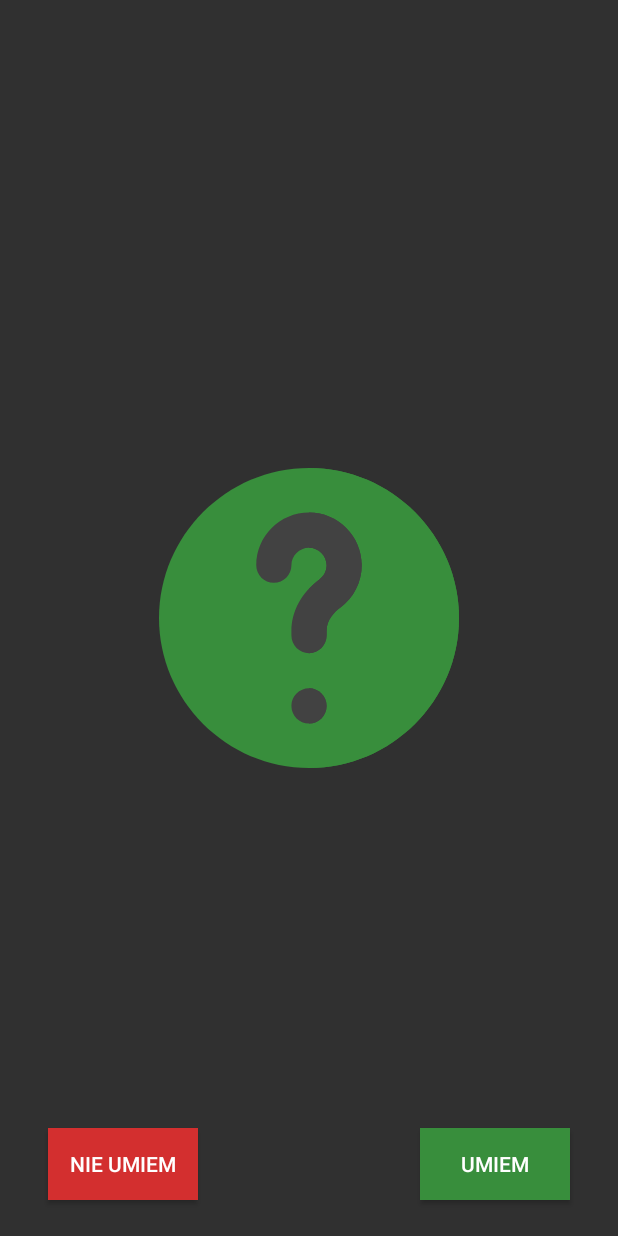
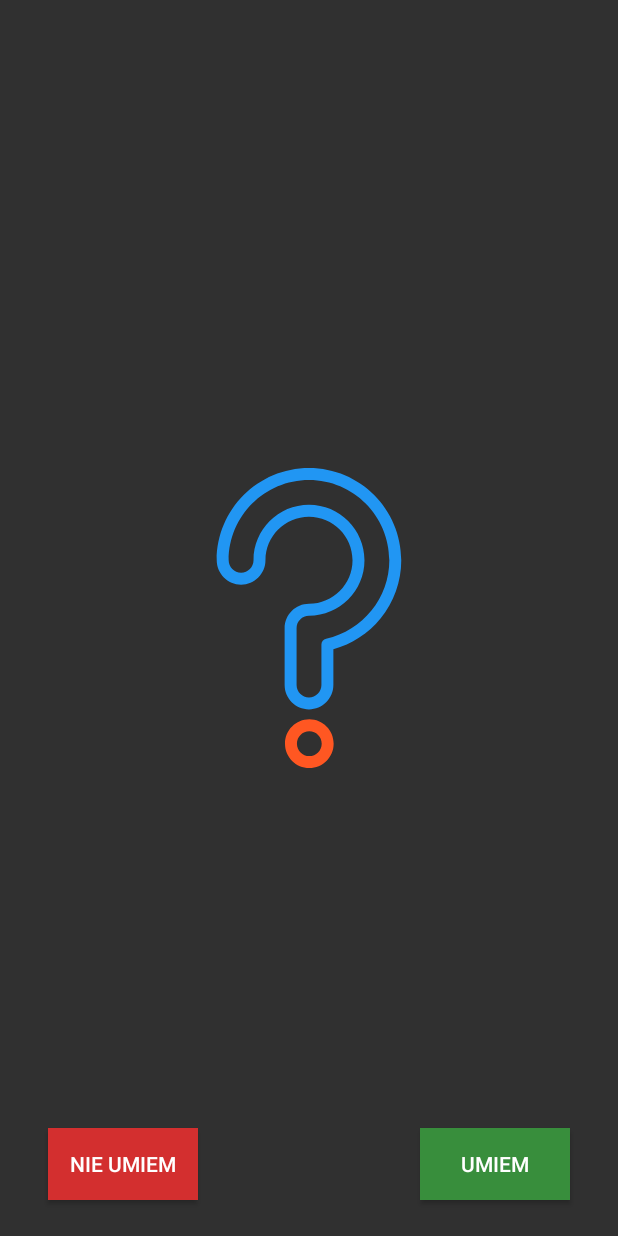
Before and after one commit to czapiewskimateusz/Ucznik, an Android app: the LearnActivity screen opened directly, with no data from a screen before it, on a phone screen of 412 x 824 dp. Run offline under Robolectric (Android 15) with nearby library versions, the phone set to English and light mode, and no system bars; our stand-ins replace Room's generated code.

Commit message:
update Topic to database

```diff
--- a/app/src/main/java/com/ucznik/model/dao/TopicDAO.kt
+++ b/app/src/main/java/com/ucznik/model/dao/TopicDAO.kt
@@ -23,4 +23,10 @@ import com.ucznik.model.entities.Topic
 
     @Delete
     fun deleteTopic(topic: Topic)
+
+    @Query("update topic set done=1 where topicId= :topicId")
+    fun markDone(topicId: Long)
+
+    @Query("update topic set done=0 where topicId= :topicId")
+    fun markUnDone(topicId: Long)
 }
--- a/app/src/main/java/com/ucznik/view/activities/LearnActivity.kt
+++ b/app/src/main/java/com/ucznik/view/activities/LearnActivity.kt
@@ -39,8 +39,8 @@ class LearnActivity : AppCompatActivity(), ILearnView {
     }
 
     override fun learningDone() {
+        learnAnswer.visibility = INVISIBLE
         questionMark.visibility = INVISIBLE
-        learnAnswer.visibility = INVISIBLE
         btn_yes.isEnabled = false
         btn_no.isEnabled = false
         learnQuestion.text = resources.getText(R.string.done_learning)
--- a/app/src/main/java/com/ucznik/view/activities/TopicsActivity.kt
+++ b/app/src/main/java/com/ucznik/view/activities/TopicsActivity.kt
@@ -28,9 +28,9 @@ class TopicsActivity : AppCompatActivity(), RenameDialog.RenameDialogListener, I
         topicPresenter.loadData()
     }
 
-    override fun onDestroy() {
-        topicPresenter.onDestroy()
-        super.onDestroy()
+    override fun onRestart() {
+        topicPresenter.loadData()
+        super.onRestart()
     }
 
     override fun onCreateOptionsMenu(menu: Menu?): Boolean {
--- a/app/src/main/java/com/ucznik/view/interfaces/IQuestionsView.kt
+++ b/app/src/main/java/com/ucznik/view/interfaces/IQuestionsView.kt
@@ -7,4 +7,5 @@ interface IQuestionsView {
     fun updateQuestionStatus(status: String)
     fun setStatusColor(color: Int)
     fun scrollToPosition(i: Int)
+    fun alreadyLearned()
 }
--- a/app/src/main/res/drawable/ic_question.xml
+++ /dev/null
@@ -1,21 +0,0 @@
-<vector xmlns:android="http://schemas.android.com/apk/res/android"
-    android:width="512dp"
-    android:height="512dp"
-    android:viewportWidth="512"
-    android:viewportHeight="512">
-  <path
-      android:pathData="M256,0C115.3,0 0,115.3 0,256s115.3,256 256,256s256,-115.3 256,-256S396.7,0 256,0z"
-      android:fillColor="@color/green"/>
-  <path
-      android:pathData="M512,256c0,140.7 -115.3,256 -256,256V0C396.7,0 512,115.3 512,256z"
-      android:fillColor="@color/green"/>
-  <path
-      android:pathData="M256,436c-16.569,0 -30,-13.431 -30,-30s13.431,-30 30,-30s30,13.431 30,30S272.569,436 256,436zM309.159,238.598C300.517,244.955 286,258.52 286,278.104V286c0,16.567 -13.433,30 -30,30s-30,-13.433 -30,-30v-7.896c0,-33.618 17.373,-65.654 47.666,-87.876C281.503,184.472 286,175.653 286,166c0,-16.538 -13.462,-30 -30,-30s-30,13.462 -30,30c0,16.567 -13.433,30 -30,30s-30,-13.433 -30,-30c0,-49.629 40.371,-90 90,-90s90,40.371 90,90C346,194.535 332.23,221.679 309.159,238.598z"
-      android:fillColor="@color/cardview_dark_background"/>
-  <path
-      android:pathData="M286,166c0,9.653 -4.497,18.472 -12.334,24.229c-6.614,4.852 -12.33,10.349 -17.666,16.051V316c16.567,0 30,-13.433 30,-30v-7.896c0,-19.585 14.517,-33.149 23.159,-39.507C332.23,221.679 346,194.535 346,166c0,-49.629 -40.371,-90 -90,-90v60C272.538,136 286,149.462 286,166z"
-      android:fillColor="@color/cardview_dark_background"/>
-  <path
-      android:pathData="M286,406c0,-16.569 -13.431,-30 -30,-30v60C272.569,436 286,422.569 286,406z"
-      android:fillColor="@color/cardview_dark_background"/>
-</vector>
--- /dev/null
+++ b/app/src/main/res/drawable/ic_question_mark.xml
@@ -0,0 +1,12 @@
+<vector xmlns:android="http://schemas.android.com/apk/res/android"
+    android:width="512dp"
+    android:height="512dp"
+    android:viewportWidth="512"
+    android:viewportHeight="512">
+  <path
+      android:pathData="M256.55,428.956c-22.895,0 -41.522,18.627 -41.522,41.522c0,22.895 18.627,41.522 41.522,41.522c22.895,0 41.522,-18.627 41.522,-41.522C298.072,447.583 279.445,428.956 256.55,428.956zM256.55,491.602c-11.647,0 -21.124,-9.477 -21.124,-21.125c0,-11.647 9.476,-21.124 21.124,-21.124c11.648,0 21.124,9.477 21.124,21.125S268.197,491.602 256.55,491.602z"
+      android:fillColor="@color/accent"/>
+  <path
+      android:pathData="M256,0C169.169,0 98.527,70.642 98.527,157.473c0,22.935 18.659,41.594 41.594,41.594s41.594,-18.659 41.594,-41.594c0,-40.961 33.324,-74.284 74.284,-74.284s74.284,33.322 74.284,74.283S296.96,231.755 256,231.755c-22.935,0 -41.594,18.659 -41.594,41.594v97.041c0,22.935 18.659,41.594 41.594,41.594s41.594,-18.658 41.594,-41.594v-61.025c31.373,-8.622 59.702,-27.049 80.458,-52.489c22.841,-27.995 35.42,-63.298 35.42,-99.404C413.473,70.642 342.831,0 256,0zM285.224,291.412c-4.687,1.022 -8.028,5.17 -8.028,9.966v69.014c0,11.687 -9.509,21.196 -21.196,21.196c-11.687,0 -21.196,-9.509 -21.196,-21.196V273.35c0,-11.687 9.509,-21.196 21.196,-21.196c52.208,0 94.682,-42.474 94.682,-94.681S308.208,62.79 256,62.79s-94.682,42.475 -94.682,94.682c0,11.687 -9.509,21.196 -21.196,21.196s-21.196,-9.509 -21.196,-21.196c0,-75.583 61.491,-137.074 137.074,-137.074s137.074,61.491 137.074,137.073C393.074,221.461 347.716,277.792 285.224,291.412z"
+      android:fillColor="@color/primary"/>
+</vector>
--- a/app/src/main/res/layout/activity_learn.xml
+++ b/app/src/main/res/layout/activity_learn.xml
@@ -15,8 +15,8 @@
         android:layout_marginTop="8dp"
         android:maxLines="5"
         android:scrollbars="vertical"
-        android:textSize="14sp"
-        android:textStyle="bold|italic"
+        android:textSize="18sp"
+        android:textStyle="bold"
         app:layout_constraintEnd_toEndOf="parent"
         app:layout_constraintHorizontal_bias="0.0"
         app:layout_constraintStart_toStartOf="parent"
@@ -27,16 +27,21 @@
         android:id="@+id/learnAnswer"
         android:layout_width="0dp"
         android:layout_height="wrap_content"
+        android:layout_marginBottom="8dp"
         android:layout_marginEnd="8dp"
         android:layout_marginStart="8dp"
         android:layout_marginTop="8dp"
         android:maxLines="20"
         android:scrollbars="vertical"
+        android:textAlignment="center"
         android:textSize="12sp"
         android:visibility="invisible"
+        app:layout_constraintBottom_toTopOf="@+id/btn_yes"
         app:layout_constraintEnd_toEndOf="parent"
+        app:layout_constraintHorizontal_bias="0.0"
         app:layout_constraintStart_toStartOf="parent"
         app:layout_constraintTop_toBottomOf="@+id/learnQuestion"
+        app:layout_constraintVertical_bias="0.542"
         tools:text="Fusce lacinia odio ut mollis rhoncus. In eget mauris quis lorem iaculis feugiat nec ut orci. Ut tempus enim suscipit porta blandit. Mauris venenatis nisl dui, id efficitur erat feugiat vel. Phasellus convallis eget tortor eu vehicula. Pellentesque efficitur nisi id commodo lobortis. Sed sit amet gravida ante. In eget massa sit amet nisi venenatis laoreet quis ac mi. Aliquam erat volutpat. Nullam ornare, enim sed porttitor faucibus, ex augue auctor nulla, gravida dignissim elit tellus at diam. Phasellus et condimentum justo, vitae aliquet purus. Etiam at egestas sem. Nulla tincidunt tristique arcu ut tincidunt. Quisque quis lobortis justo.
 
 In sed imperdiet ipsum. Duis ex quam, lacinia at vehicula sit amet, interdum quis ante. Vestibulum non nunc neque. Etiam quis orci nec elit elementum accumsan. Nullam blandit finibus est sit amet ultricies. Duis dignissim odio dui, congue luctus sapien vehicula id. Etiam condimentum massa sed sapien mollis feugiat. Quisque consectetur, mi sit amet blandit suscipit, ante massa faucibus elit, ut consectetur erat ante sed metus. Aenean ullamcorper, purus et fringilla feugiat, sem lacus molestie nisi, a lacinia ex eros ac metus. Sed eget pretium nulla. Pellentesque justo diam, pulvinar id ornare ac, molestie eget risus.
@@ -75,7 +80,7 @@ Nam sodales vel purus sit amet sagittis. Nullam lobortis neque enim, sit amet pr
         android:layout_marginStart="8dp"
         android:layout_marginTop="8dp"
         android:textAllCaps="true"
-        android:textColor="@color/accent"
+        android:textColor="@color/primary"
         android:textSize="18sp"
         android:textStyle="bold"
         app:layout_constraintEnd_toEndOf="parent"
@@ -90,11 +95,10 @@ Nam sodales vel purus sit amet sagittis. Nullam lobortis neque enim, sit amet pr
         android:layout_marginEnd="8dp"
         android:layout_marginStart="8dp"
         android:layout_marginTop="8dp"
-        android:visibility="visible"
         app:layout_constraintBottom_toBottomOf="parent"
         app:layout_constraintEnd_toEndOf="parent"
         app:layout_constraintStart_toStartOf="parent"
         app:layout_constraintTop_toTopOf="parent"
-        app:srcCompat="@drawable/ic_question" />
+        app:srcCompat="@drawable/ic_question_mark" />
 
 </android.support.constraint.ConstraintLayout>
--- a/app/src/main/res/menu/topic_detail.xml
+++ b/app/src/main/res/menu/topic_detail.xml
@@ -8,10 +8,4 @@
     <item
         android:id="@+id/rename_topic"
         android:title="@string/rename"/>
-    <item
-        android:id="@+id/mark_done"
-        android:title="@string/mark_done" />
-    <item
-        android:id="@+id/mark_undone"
-        android:title="@string/mark_undone" />
 </menu>
--- a/app/src/main/res/values/colors.xml
+++ b/app/src/main/res/values/colors.xml
@@ -1,7 +1,7 @@
 <?xml version="1.0" encoding="utf-8"?>
 <resources>
-    <color name="primary">#2196F3</color>
-    <color name="primary_dark">#1976D2</color>
+    <color name="primary">#2196f3</color>
+    <color name="primary_dark">#1976d2</color>
     <color name="primary_light">#BBDEFB</color>
     <color name="accent">#ff5722</color>
     <color name="primary_text">#212121</color>
```
Also changed, not shown: app/src/main/java/com/ucznik/presenter/QuestionsPresenter.kt (+55 -39 lines), app/src/main/java/com/ucznik/presenter/TopicsPresenter.kt (+11 -28 lines), app/src/main/java/com/ucznik/presenter/adapters/TopicsAdapter.kt (+0 -18 lines), app/src/main/java/com/ucznik/view/activities/QuestionsActivity.kt (+20 -9 lines), app/src/main/res/layout/question_dialog.xml (+5 -6 lines).
